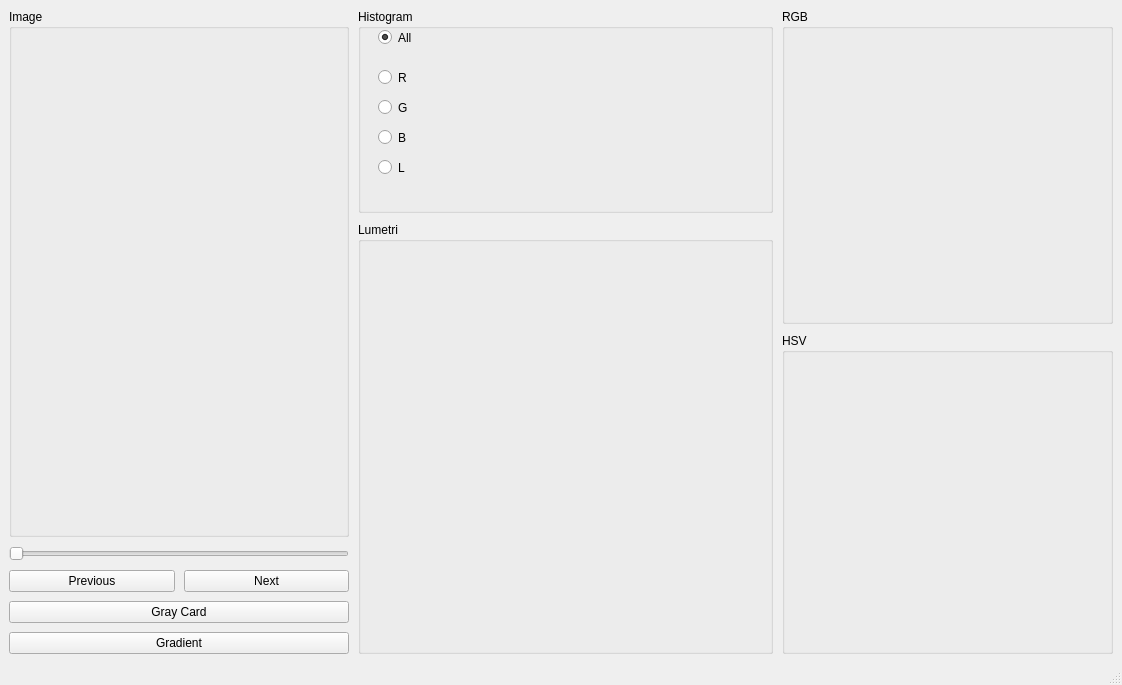
Qt form ImageDecomposer/UI_MainWindow.ui (Amarthgul/VisualizingLUT) before a commit.
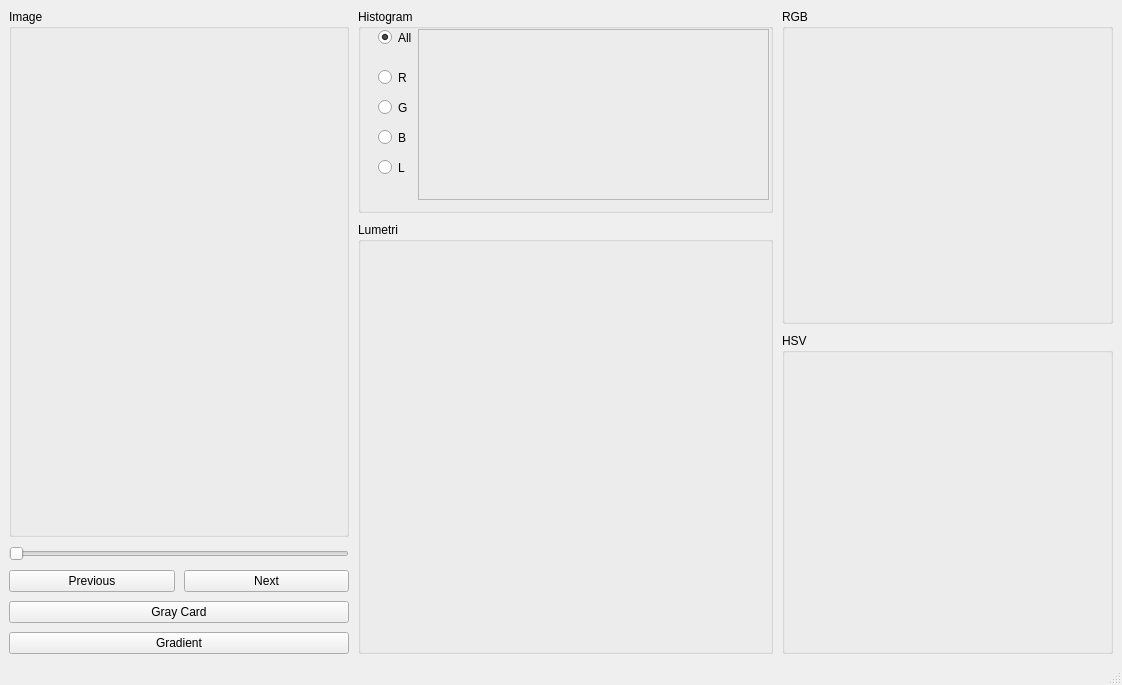
The same form after that commit.

Diff of the .ui file:
```diff
--- a/ImageDecomposer/UI_MainWindow.ui
+++ b/ImageDecomposer/UI_MainWindow.ui
@@ -149,6 +149,22 @@
         <bool>true</bool>
        </property>
       </widget>
+      <widget class="QFrame" name="histoFrame">
+       <property name="geometry">
+        <rect>
+         <x>60</x>
+         <y>20</y>
+         <width>351</width>
+         <height>171</height>
+        </rect>
+       </property>
+       <property name="frameShape">
+        <enum>QFrame::StyledPanel</enum>
+       </property>
+       <property name="frameShadow">
+        <enum>QFrame::Raised</enum>
+       </property>
+      </widget>
      </widget>
     </item>
     <item row="0" column="0" rowspan="3" colspan="2">
```
